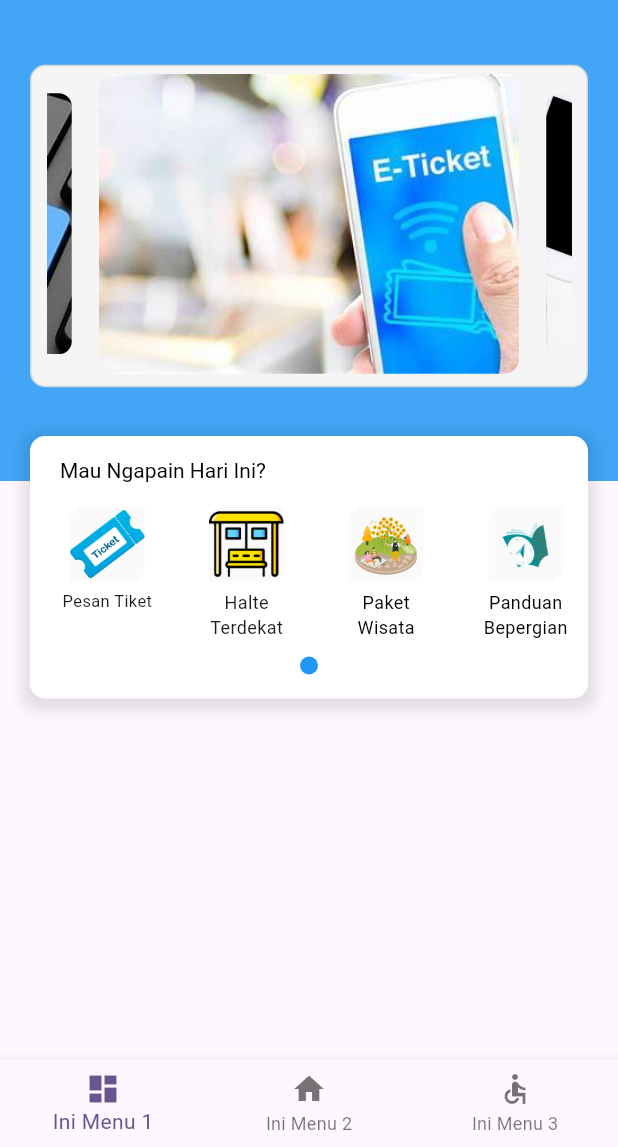
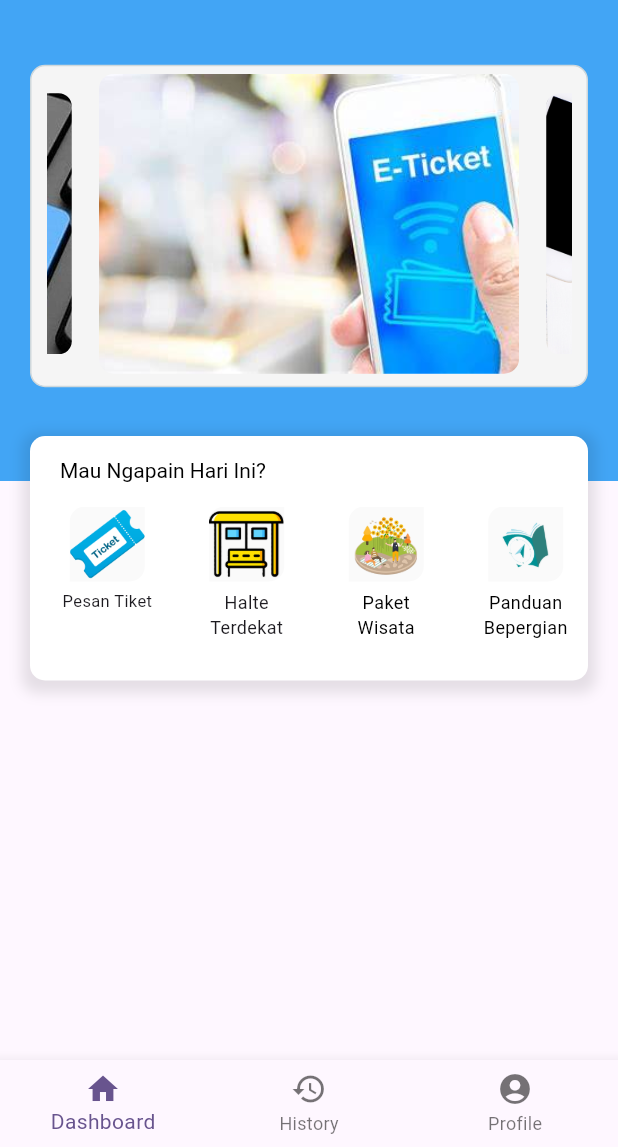
Before and after one commit to Ric255-r/project_bus_e_ticket, a Flutter app: the IsiNavbar screen opened directly with empty values, on a phone screen of 412 x 824 dp, the part 89-1236 px from its top. Run offline on Flutter 3.47's test engine with Material 3 defaults, Android fonts, the phone set to English and light mode, and no system bars; drawn by our look-alikes of auto_size_text, carousel_slider; our stand-ins replace dio, flutter_secure_storage, fluttertoast, geolocator, image_picker and 2 more; missing offline and left inert: dart:ffi, flutter_osm_plugin; accounts and stored records are empty.

```diff
--- a/lib/register.dart
+++ b/lib/register.dart
@@ -74,7 +74,9 @@ class _regis extends State<IsiRegister> {
         if(context.mounted && response.statusCode == 200){
           Navigator.push(
             context,
-            MaterialPageRoute(builder: (context) => MyApp())
+            MaterialPageRoute(builder: (context) => MyApp(
+              isNewRegister: true,
+            ))
           );
         }
 
--- a/lib/screen/content/screen2.dart
+++ b/lib/screen/content/screen2.dart
@@ -440,21 +440,21 @@ class _Kontennya extends State<IsiBody> {
                         ],
                       ),
                     ),
-                    Row(
-                      mainAxisAlignment: MainAxisAlignment.center,
-                      children: List.generate(
-                        1, //ubah panjang bullet
-                        (index) => Container(
-                          margin: const EdgeInsets.symmetric(horizontal: 4.0),
-                          width: (_currentPage == index) ? 12.0 : 8.0,
-                          height: (_currentPage == index) ? 12.0 : 8.0,
-                          decoration: BoxDecoration(
-                            shape: BoxShape.circle,
-                            color: _currentPage == index ? Colors.blue : Colors.grey
-                          ),
-                        )
-                      ),
-                    ),
+                    // Row(
+                    //   mainAxisAlignment: MainAxisAlignment.center,
+                    //   children: List.generate(
+                    //     1, //ubah panjang bullet
+                    //     (index) => Container(
+                    //       margin: const EdgeInsets.symmetric(horizontal: 4.0),
+                    //       width: (_currentPage == index) ? 12.0 : 8.0,
+                    //       height: (_currentPage == index) ? 12.0 : 8.0,
+                    //       decoration: BoxDecoration(
+                    //         shape: BoxShape.circle,
+                    //         color: _currentPage == index ? Colors.blue : Colors.grey
+                    //       ),
+                    //     )
+                    //   ),
+                    // ),
                     // Tambah Spasi Manual
                     RichText(text: const TextSpan(text: '')),
                     // // End Tambah Spasi.
@@ -648,7 +648,6 @@ class _KontenNavbar extends State<IsiNavbar> {
       child: Scaffold(
         appBar: AppBar(
           backgroundColor: Colors.blue[400],
-
           // backgroundColor: (_scrollPosition >= 10) ? Colors.grey[400] : Colors.blue[400],
           toolbarHeight: (_currentIndex == 0) ? 80 : null,
           title: (_currentIndex == 0) ? Column(
@@ -747,16 +746,16 @@ class _KontenNavbar extends State<IsiNavbar> {
           onTap: onBarTapped,
           items: const [
             BottomNavigationBarItem(
-              icon: Icon(Icons.dashboard),
-              label: 'Ini Menu 1'
+              icon: Icon(Icons.home),
+              label: 'Dashboard'
             ),
             BottomNavigationBarItem(
-              icon: Icon(Icons.home),
-              label: 'Ini Menu 2'
+              icon: Icon(Icons.history),
+              label: 'History'
             ),
             BottomNavigationBarItem(
-              icon: Icon(Icons.accessible_sharp),
-              label: 'Ini Menu 3'
+              icon: Icon(Icons.account_circle),
+              label: 'Profile'
             )
           ]
         )
--- a/lib/screen/function/ip_address.dart
+++ b/lib/screen/function/ip_address.dart
@@ -2,5 +2,5 @@ import 'package:flutter/material.dart';
 import 'package:flutter/services.dart';
 
 String myIpAddr() {
-  return "http://172.16.0.181:5500/api";
+  return "http://192.168.1.16:5500/api";
 }
```
Also changed, not shown: lib/main.dart (+75 -25 lines), 1 other file.
